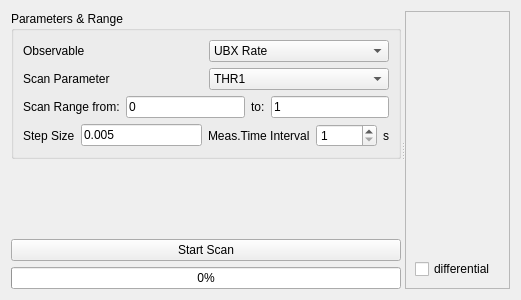
This is source/gui/src/scanform.ui in MuonPi/muondetector as Qt 5 draws it before an edit. The edited form follows.
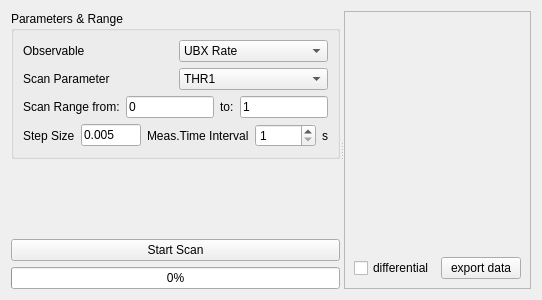
This is the edited form. Custom widgets are drawn as their Qt base class.

Commit message: - added TCP message for MQTT inhibit functionality - added scan parameter BIAS in GUI scan tab - added enhanced data export for completed scan including statistical errors - started to replace setDac signals with set Threshold and setBias signals in GUI since they are more descriptive

What changed in the file:
```diff
--- a/source/gui/src/scanform.ui
+++ b/source/gui/src/scanform.ui
@@ -14,7 +14,7 @@
    <string>Form</string>
   </property>
   <layout class="QGridLayout" name="gridLayout_3">
-   <item row="1" column="0">
+   <item row="0" column="0">
     <widget class="QSplitter" name="splitter">
      <property name="orientation">
       <enum>Qt::Horizontal</enum>
@@ -120,6 +120,12 @@
             </item>
             <item>
              <widget class="QLineEdit" name="stepSizeLineEdit">
+              <property name="minimumSize">
+               <size>
+                <width>60</width>
+                <height>0</height>
+               </size>
+              </property>
               <property name="text">
                <string>0.005</string>
               </property>
@@ -195,7 +201,7 @@
        <enum>QFrame::Raised</enum>
       </property>
       <layout class="QGridLayout" name="gridLayout">
-       <item row="0" column="0">
+       <item row="0" column="0" colspan="2">
         <widget class="CustomPlot" name="scanPlot" native="true"/>
        </item>
        <item row="1" column="0">
@@ -205,6 +211,13 @@
          </property>
         </widget>
        </item>
+       <item row="1" column="1">
+        <widget class="QPushButton" name="exportDataPushButton">
+         <property name="text">
+          <string>export data</string>
+         </property>
+        </widget>
+       </item>
       </layout>
      </widget>
     </widget>
```
The commit also changes 7 other files.
